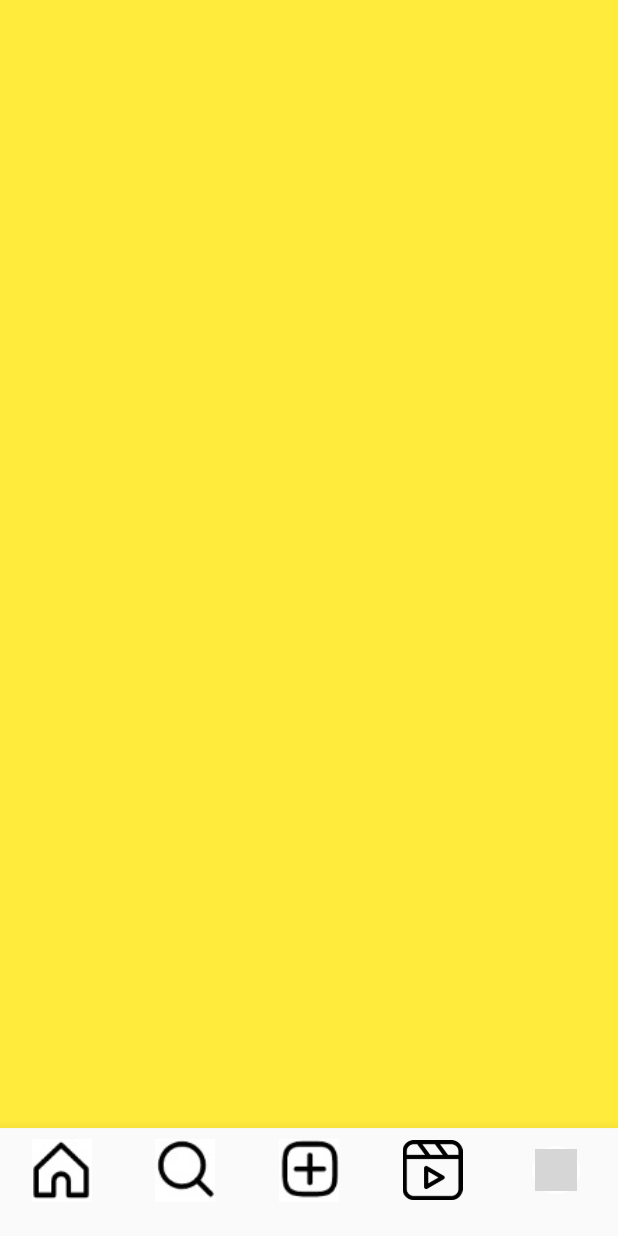
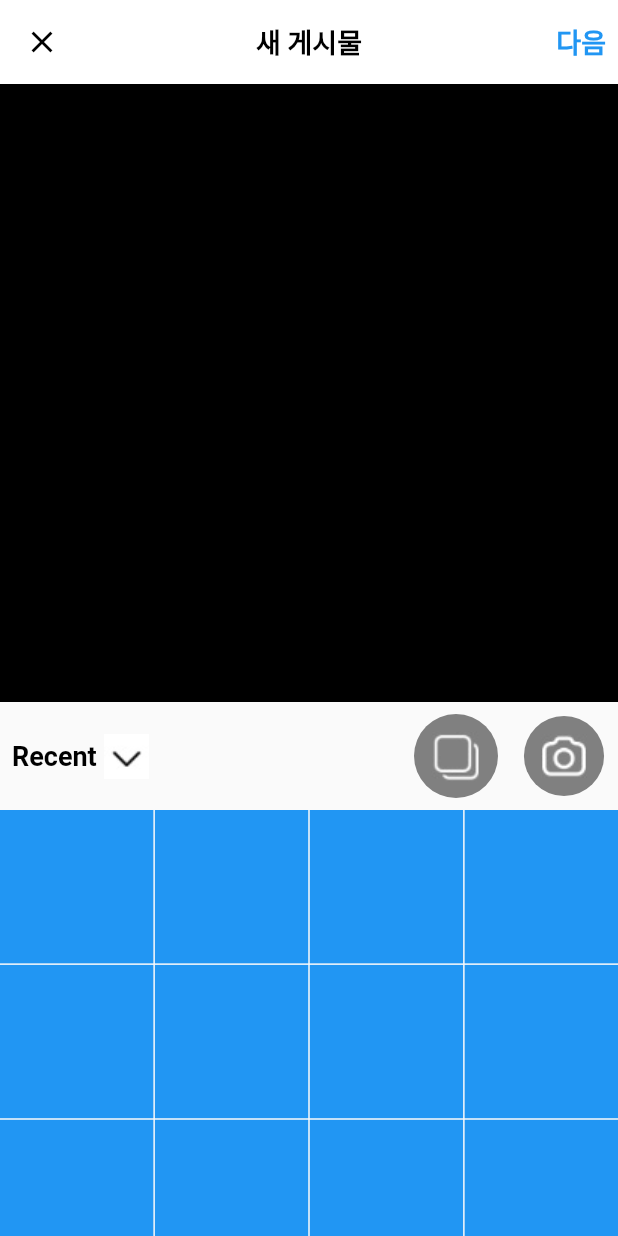
Before and after one commit to WantOscar/insta_clone_with_provider, a Flutter app: the screen it shows after launch, item 3 of the bottom bar chosen, on a phone screen of 412 x 824 dp. Run offline on Flutter 3.47's test engine with Material 3 defaults, Android fonts, the phone set to English and light mode, and no system bars; drawn by our look-alikes of cached_network_image; our stand-ins replace carousel_slider, expandable_text, smooth_page_indicator; network calls fail; grey boxes are pictures that could not be loaded.

Commit message:
새 게시물 올리기 ui 제작 중

```diff
--- a/lib/main.dart
+++ b/lib/main.dart
@@ -1,6 +1,7 @@
 import 'package:flutter/material.dart';
 import 'package:insta_clone/src/ui/app/app.dart';
 import 'package:insta_clone/src/ui/app/app_view_model.dart';
+import 'package:insta_clone/src/utils/global_variable.dart';
 import 'package:provider/provider.dart';
 
 void main() {
@@ -16,6 +17,7 @@ class MyApp extends StatelessWidget {
       create: (context) => AppViewModel(),
       child: MaterialApp(
         debugShowCheckedModeBanner: false,
+        navigatorKey: GlobalVariable.navigatorState,
         theme: ThemeData(
           useMaterial3: false,
           appBarTheme: const AppBarTheme(elevation: 0.0),
--- a/lib/src/ui/app/app_view_model.dart
+++ b/lib/src/ui/app/app_view_model.dart
@@ -1,6 +1,9 @@
 import 'package:flutter/cupertino.dart';
 import 'package:flutter/material.dart';
+import 'package:flutter/scheduler.dart';
 import 'package:flutter/widgets.dart';
+import 'package:insta_clone/src/ui/upload/upload_view.dart';
+import 'package:insta_clone/src/utils/global_variable.dart';
 
 enum Page { HOME, SEARCH, UPLOAD, REELS, MYPAGE }
 
@@ -21,10 +24,11 @@ class AppViewModel extends ChangeNotifier {
     switch (page) {
       case Page.HOME:
       case Page.SEARCH:
-      case Page.UPLOAD:
       case Page.REELS:
       case Page.MYPAGE:
         changeIndex(page.index);
+      case Page.UPLOAD:
+        moveToUpload();
     }
   }
 
@@ -48,3 +52,25 @@ class AppViewModel extends ChangeNotifier {
     }
   }
 }
+
+void moveToUpload() {
+  SchedulerBinding.instance.addPostFrameCallback((_) {
+    final context = GlobalVariable.navigatorState.currentContext!;
+    Navigator.of(context).push(
+      PageRouteBuilder(
+        pageBuilder: (context, animation, secondaryAnimation) =>
+            const UploadView(),
+        transitionsBuilder: (context, animation, secondaryAnimation, child) {
+          const begin = Offset(-1.0, 0.0);
+          const end = Offset.zero;
+          final tween = Tween(begin: begin, end: end);
+          final offsetAnimation = animation.drive(tween);
+          return SlideTransition(
+            position: offsetAnimation,
+            child: child,
+          );
+        },
+      ),
+    );
+  });
+}
--- /dev/null
+++ b/lib/src/ui/upload/upload_view.dart
@@ -0,0 +1,123 @@
+import 'package:flutter/material.dart';
+import 'package:insta_clone/src/widget/image_data.dart';
+
+class UploadView extends StatefulWidget {
+  const UploadView({super.key});
+
+  @override
+  State<UploadView> createState() => _UploadViewState();
+}
+
+class _UploadViewState extends State<UploadView> {
+  @override
+  Widget build(BuildContext context) {
+    return Scaffold(
+      appBar: _appBar(),
+      body: Column(
+        children: [
+          _preview(),
+          _header(),
+          _images(),
+        ],
+      ),
+    );
+  }
+
+  AppBar _appBar() => AppBar(
+        foregroundColor: Colors.black,
+        leading: GestureDetector(
+          onTap: () {
+            Navigator.of(context).pop();
+          },
+          child: const Icon(
+            Icons.close,
+            color: Colors.black,
+          ),
+        ),
+        title: const Text(
+          "새 게시물",
+          style: TextStyle(
+              fontWeight: FontWeight.bold, fontSize: 18, color: Colors.black),
+        ),
+        centerTitle: true,
+        actions: const [
+          Center(
+            child: Padding(
+              padding: EdgeInsets.all(8.0),
+              child: Text(
+                "다음",
+                style: TextStyle(
+                    fontSize: 18,
+                    color: Colors.blue,
+                    fontWeight: FontWeight.bold),
+              ),
+            ),
+          )
+        ],
+      );
+
+  Widget _preview() => AspectRatio(
+        aspectRatio: 1.0,
+        child: Container(
+          width: double.infinity,
+          color: Colors.black,
+        ),
+      );
+
+  Widget _header() => Row(
+        mainAxisAlignment: MainAxisAlignment.spaceBetween,
+        children: [
+          Padding(
+            padding: const EdgeInsets.all(8.0),
+            child: Row(
+              children: [
+                const Text(
+                  "Recent",
+                  style: TextStyle(
+                      color: Colors.black,
+                      fontWeight: FontWeight.bold,
+                      fontSize: 18),
+                ),
+                ImageData(path: ImagePath.arrowDownIcon),
+              ],
+            ),
+          ),
+          Row(
+            children: [
+              Container(
+                padding: const EdgeInsets.all(8.0),
+                margin: const EdgeInsets.all(8.0),
+                decoration: const BoxDecoration(
+                  color: Color(0xfff808080),
+                  shape: BoxShape.circle,
+                ),
+                child: ImageData(path: ImagePath.imageSelectIcon),
+              ),
+              Container(
+                padding: const EdgeInsets.all(8.0),
+                margin: const EdgeInsets.all(8.0),
+                decoration: const BoxDecoration(
+                  color: Color(0xfff808080),
+                  shape: BoxShape.circle,
+                ),
+                child: ImageData(path: ImagePath.cameraIcon),
+              ),
+            ],
+          ),
+        ],
+      );
+
+  Widget _images() => Expanded(
+        child: GridView.builder(
+          gridDelegate: const SliverGridDelegateWithFixedCrossAxisCount(
+            crossAxisCount: 4,
+            mainAxisSpacing: 1.0,
+            crossAxisSpacing: 1.0,
+          ),
+          itemCount: 50,
+          itemBuilder: (context, index) => Container(
+            color: Colors.blue,
+          ),
+        ),
+      );
+}
--- /dev/null
+++ b/lib/src/utils/global_variable.dart
@@ -0,0 +1,6 @@
+import 'package:flutter/material.dart';
+
+class GlobalVariable {
+  static final GlobalKey<NavigatorState> navigatorState =
+      GlobalKey<NavigatorState>();
+}
```
